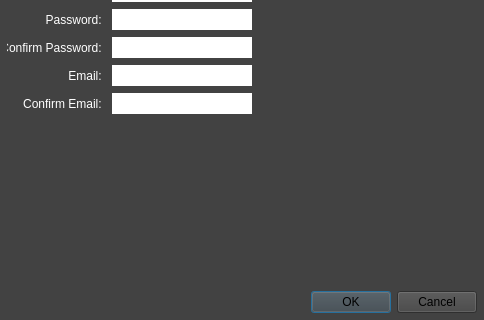
Old version of the form VentilateGUI/Shell/Ventilate_Shell/ventilate_newuser.ui in the repository Ixirsii/Ventilate; both pictures show x 0 to 484 and y 288 to 608 of the 484 by 608 pixel window.
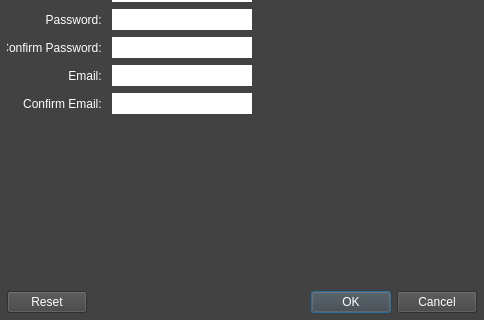
New version of the form. Icons and pictures are not drawn.

Diff of the .ui file:
```diff
--- a/VentilateGUI/Shell/Ventilate_Shell/ventilate_newuser.ui
+++ b/VentilateGUI/Shell/Ventilate_Shell/ventilate_newuser.ui
@@ -584,11 +584,15 @@
    </item>
    <item>
     <widget class="QDialogButtonBox" name="buttonBox">
+     <property name="styleSheet">
+      <string notr="true">background-color: rgb(66, 66, 66);
+color: rgb(255, 255, 255);</string>
+     </property>
      <property name="orientation">
       <enum>Qt::Horizontal</enum>
      </property>
      <property name="standardButtons">
-      <set>QDialogButtonBox::Cancel|QDialogButtonBox::Ok</set>
+      <set>QDialogButtonBox::Cancel|QDialogButtonBox::Ok|QDialogButtonBox::Reset</set>
      </property>
     </widget>
    </item>
```
